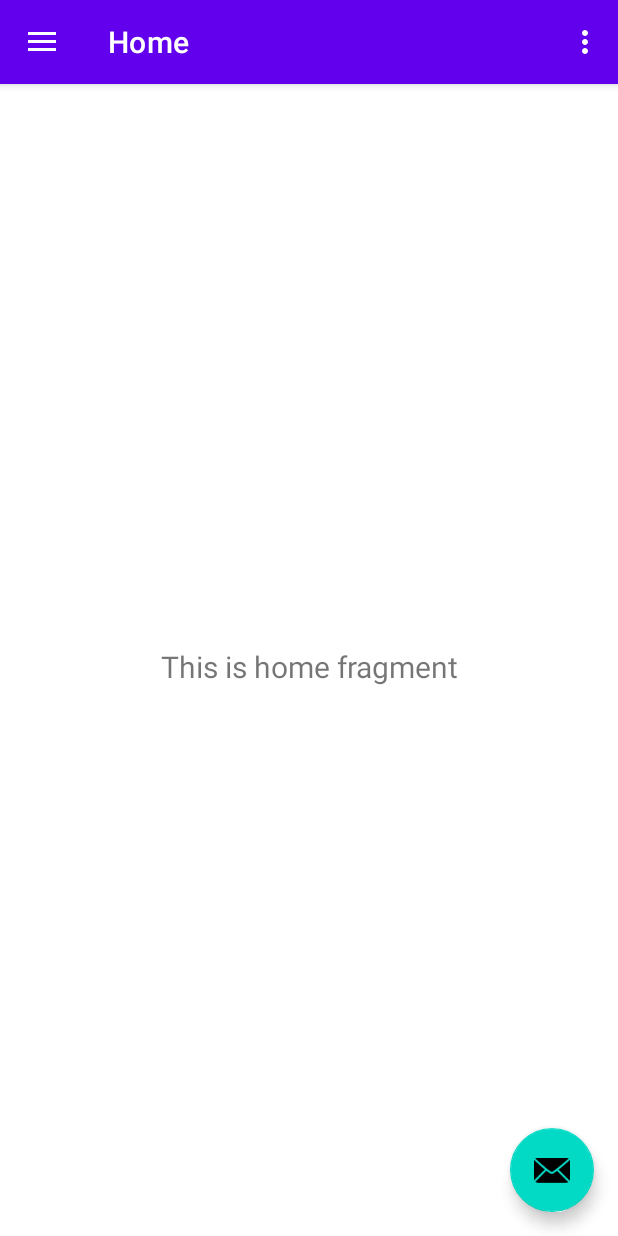
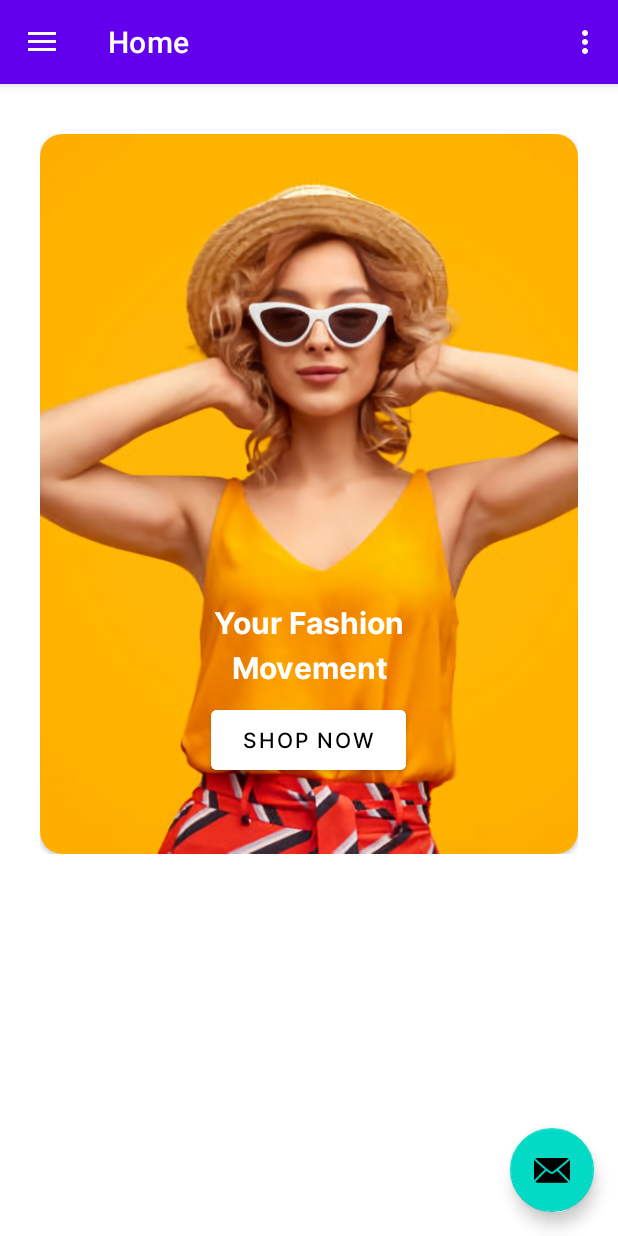
Before and after one commit to alized559/FashionMobile, an Android app: the screen it shows after launch (MainActivity), on a phone screen of 412 x 824 dp. Run offline under Robolectric (Android 15) with nearby library versions, the phone set to English and light mode, and no system bars; our stand-ins replace Volley, navigation-ui.

Commit message:
home image section

```diff
--- a/app/src/main/java/com/fashion/fashionmobile/ui/home/HomeFragment.java
+++ b/app/src/main/java/com/fashion/fashionmobile/ui/home/HomeFragment.java
@@ -1,40 +1,44 @@
 package com.fashion.fashionmobile.ui.home;
 
+import android.content.Intent;
 import android.os.Bundle;
 import android.view.LayoutInflater;
 import android.view.View;
 import android.view.ViewGroup;
-import android.widget.TextView;
+import android.widget.Button;
+import android.widget.EditText;
+import android.widget.TableLayout;
+
+import com.fashion.fashionmobile.R;
 
 import androidx.annotation.NonNull;
-import androidx.annotation.Nullable;
 import androidx.fragment.app.Fragment;
-import androidx.lifecycle.Observer;
-import androidx.lifecycle.ViewModelProvider;
+import androidx.fragment.app.FragmentTransaction;
 
-import com.fashion.fashionmobile.R;
 import com.fashion.fashionmobile.databinding.FragmentHomeBinding;
+import com.fashion.fashionmobile.ui.products.ProductsFragment;
+import com.fashion.fashionmobile.ui.userpanel.UserPanelFragment;
+import com.google.android.material.tabs.TabLayout;
 
 public class HomeFragment extends Fragment {
 
-    private HomeViewModel homeViewModel;
     private FragmentHomeBinding binding;
 
     public View onCreateView(@NonNull LayoutInflater inflater,
                              ViewGroup container, Bundle savedInstanceState) {
-        homeViewModel =
-                new ViewModelProvider(this).get(HomeViewModel.class);
 
         binding = FragmentHomeBinding.inflate(inflater, container, false);
         View root = binding.getRoot();
 
-        final TextView textView = binding.textHome;
-        homeViewModel.getText().observe(getViewLifecycleOwner(), new Observer<String>() {
-            @Override
-            public void onChanged(@Nullable String s) {
-                textView.setText(s);
-            }
+        Button shopNow = root.findViewById(R.id.shop_now);
+        shopNow.setOnClickListener(view -> {
+            FragmentTransaction ft = getParentFragmentManager().beginTransaction();
+            ft.setReorderingAllowed(true);
+            ft.replace(R.id.nav_host_fragment_content_main, ProductsFragment.class, null);
+            ft.addToBackStack(ProductsFragment.class.getName());
+            ft.commit();
         });
+
         return root;
     }
 
--- a/app/src/main/java/com/fashion/fashionmobile/ui/home/HomeViewModel.java
+++ /dev/null
@@ -1,19 +0,0 @@
-package com.fashion.fashionmobile.ui.home;
-
-import androidx.lifecycle.LiveData;
-import androidx.lifecycle.MutableLiveData;
-import androidx.lifecycle.ViewModel;
-
-public class HomeViewModel extends ViewModel {
-
-    private MutableLiveData<String> mText;
-
-    public HomeViewModel() {
-        mText = new MutableLiveData<>();
-        mText.setValue("This is home fragment");
-    }
-
-    public LiveData<String> getText() {
-        return mText;
-    }
-}
--- a/app/src/main/res/layout/fragment_home.xml
+++ b/app/src/main/res/layout/fragment_home.xml
@@ -1,22 +1,67 @@
 <?xml version="1.0" encoding="utf-8"?>
-<androidx.constraintlayout.widget.ConstraintLayout xmlns:android="http://schemas.android.com/apk/res/android"
+<RelativeLayout xmlns:android="http://schemas.android.com/apk/res/android"
     xmlns:app="http://schemas.android.com/apk/res-auto"
     xmlns:tools="http://schemas.android.com/tools"
+    xmlns:card_view="http://schemas.android.com/apk/res-auto"
     android:layout_width="match_parent"
     android:layout_height="match_parent"
+    android:orientation="vertical"
     tools:context=".ui.home.HomeFragment">
 
-    <TextView
-        android:id="@+id/text_home"
+    <LinearLayout
         android:layout_width="match_parent"
         android:layout_height="wrap_content"
-        android:layout_marginStart="8dp"
-        android:layout_marginTop="8dp"
-        android:layout_marginEnd="8dp"
-        android:textAlignment="center"
-        android:textSize="20sp"
-        app:layout_constraintBottom_toBottomOf="parent"
-        app:layout_constraintEnd_toEndOf="parent"
-        app:layout_constraintStart_toStartOf="parent"
-        app:layout_constraintTop_toTopOf="parent" />
-</androidx.constraintlayout.widget.ConstraintLayout>
+        android:orientation="vertical"
+        android:layout_marginTop="50px"
+        android:layout_marginLeft="40px"
+        android:layout_marginRight="40px">
+
+        <FrameLayout
+            android:layout_width="match_parent"
+            android:layout_height="wrap_content">
+
+            <androidx.cardview.widget.CardView
+                android:layout_width="wrap_content"
+                android:layout_height="wrap_content"
+                card_view:cardCornerRadius="15dp">
+
+                <ImageView
+                    android:id="@+id/home_image"
+                    android:layout_width="match_parent"
+                    android:layout_height="480dp"
+                    android:adjustViewBounds="true"
+                    android:scaleType="centerCrop"
+                    android:src="@drawable/user_default_image"/>
+
+                <TextView
+                    android:id="@+id/home_text"
+                    android:layout_width="200dp"
+                    android:layout_height="wrap_content"
+                    android:text="Your Fashion Movement"
+                    android:textColor="@color/white"
+                    android:textSize="20dp"
+                    android:lineHeight="30dp"
+                    android:fontFamily="@font/inter_bold"
+                    android:gravity="center"
+                    android:layout_marginBottom="110dp"
+                    android:layout_gravity="bottom|center_horizontal"/>
+
+                <Button
+                    android:id="@+id/shop_now"
+                    android:layout_width="130dp"
+                    android:layout_height="wrap_content"
+                    android:layout_marginBottom="50dp"
+                    android:backgroundTint="@color/white"
+                    android:text="Shop Now"
+                    android:paddingTop="10dp"
+                    android:paddingBottom="10dp"
+                    android:paddingLeft="20dp"
+                    android:paddingRight="20dp"
+                    android:fontFamily="@font/inter_medium"
+                    android:layout_gravity="bottom|center_horizontal"/>
+            </androidx.cardview.widget.CardView>
+
+        </FrameLayout>
+
+    </LinearLayout>
+</RelativeLayout>
--- a/app/src/main/res/values-night/themes.xml
+++ b/app/src/main/res/values-night/themes.xml
@@ -1,8 +1,8 @@
 <resources xmlns:tools="http://schemas.android.com/tools">
     <!-- Base application theme. -->
-    <style name="Theme.FashionMobile" parent="Theme.MaterialComponents.DayNight.DarkActionBar">
+    <style name="Theme.FashionMobile" parent="Theme.MaterialComponents.Light.DarkActionBar">
         <!-- Primary brand color. -->
-        <item name="colorPrimary">@color/purple_200</item>
+        <item name="colorPrimary">@color/purple_500</item>
         <item name="colorPrimaryVariant">@color/purple_700</item>
         <item name="colorOnPrimary">@color/black</item>
         <!-- Secondary brand color. -->
@@ -13,4 +13,13 @@
         <item name="android:statusBarColor" tools:targetApi="l">?attr/colorPrimaryVariant</item>
         <!-- Customize your theme here. -->
     </style>
+
+    <style name="Theme.FashionMobile.NoActionBar">
+        <item name="windowActionBar">false</item>
+        <item name="windowNoTitle">true</item>
+    </style>
+
+    <style name="Theme.FashionMobile.AppBarOverlay" parent="ThemeOverlay.AppCompat.Dark.ActionBar" />
+
+    <style name="Theme.FashionMobile.PopupOverlay" parent="ThemeOverlay.AppCompat.Light" />
 </resources>
--- a/app/src/main/res/values/themes.xml
+++ b/app/src/main/res/values/themes.xml
@@ -4,10 +4,10 @@
         <!-- Primary brand color. -->
         <item name="colorPrimary">@color/purple_500</item>
         <item name="colorPrimaryVariant">@color/purple_700</item>
-        <item name="colorOnPrimary">@color/white</item>
+        <item name="colorOnPrimary">@color/black</item>
         <!-- Secondary brand color. -->
         <item name="colorSecondary">@color/teal_200</item>
-        <item name="colorSecondaryVariant">@color/teal_700</item>
+        <item name="colorSecondaryVariant">@color/teal_200</item>
         <item name="colorOnSecondary">@color/black</item>
         <!-- Status bar color. -->
         <item name="android:statusBarColor" tools:targetApi="l">?attr/colorPrimaryVariant</item>
```
Also changed, not shown: app/src/main/res/drawable/back.png (added).
